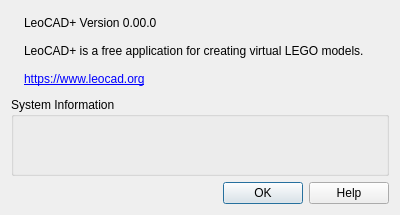
This is src/ui/sw_aboutdialog.ui in nathaneltitane/studworks as Qt 5 draws it before an edit. The edited form follows.
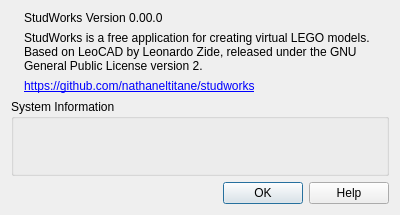
This is the edited form. Icons and pictures are not drawn.

What changed in the file:
```diff
--- a/src/ui/sw_aboutdialog.ui
+++ b/src/ui/sw_aboutdialog.ui
@@ -45,14 +45,14 @@
             <string>LeoCAD+ version running on this computer.</string>
            </property>
            <property name="text">
-            <string>LeoCAD+ Version 0.00.0</string>
+            <string>StudWorks Version 0.00.0</string>
            </property>
           </widget>
          </item>
          <item>
           <widget class="QLabel" name="label_4">
            <property name="text">
-            <string>LeoCAD+ is a free application for creating virtual LEGO models.</string>
+            <string>StudWorks is a free application for creating virtual LEGO models. Based on LeoCAD by Leonardo Zide, released under the GNU General Public License version 2.</string>
            </property>
            <property name="wordWrap">
             <bool>true</bool>
@@ -65,7 +65,7 @@
             <string>Open the LeoCAD website in your browser.</string>
            </property>
            <property name="text">
-            <string notr="true">&lt;a href=&quot;https://www.leocad.org&quot;&gt;https://www.leocad.org&lt;/a&gt;</string>
+            <string notr="true">&lt;a href=&quot;https://github.com/nathaneltitane/studworks&quot;&gt;https://github.com/nathaneltitane/studworks&lt;/a&gt;</string>
            </property>
            <property name="openExternalLinks">
             <bool>true</bool>
```
Left out of the diff: 12 changed lines with no effect on the pictures.
